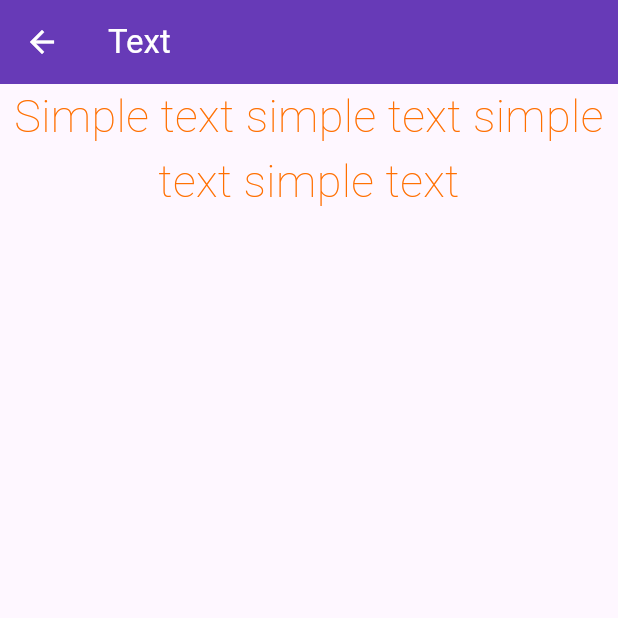
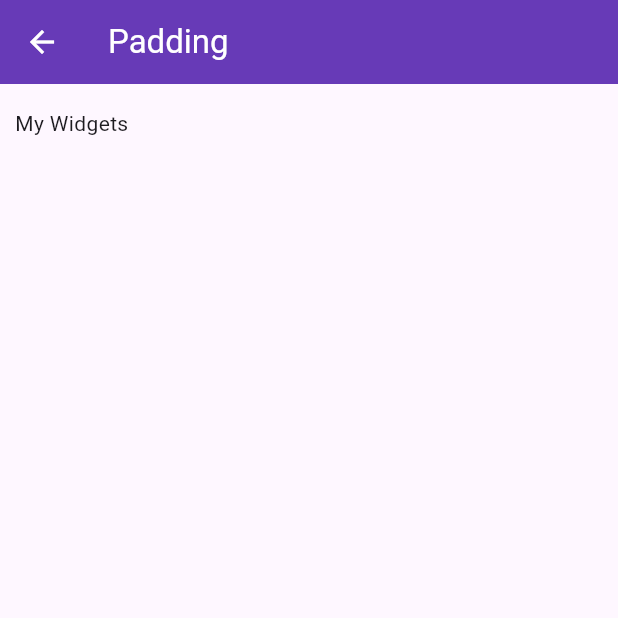
Before and after one commit to Morg-2025/flutter_components, a Flutter app: the screen it shows after launch, after a tap on "Padding Layout", on a phone screen of 412 x 824 dp, the top half of it. Run offline on Flutter 3.47's test engine with Material 3 defaults, Android fonts, the phone set to English and light mode, and no system bars.

Commit message:
4 changed

```diff
--- /dev/null
+++ b/lib/Screens/screen_padding.dart
@@ -0,0 +1,18 @@
+import 'package:flutter/material.dart';
+
+class ScreenPadding extends StatelessWidget {
+
+  @override
+  Widget build(BuildContext context) {
+    return Scaffold(
+      appBar: AppBar(
+      title:Text("Padding"),
+      ),
+      body: Padding(
+          padding:EdgeInsets.only(top:16.0, left:10),
+      child: Text("My Widgets"),
+    ),
+      );
+
+  }
+}
--- a/lib/main.dart
+++ b/lib/main.dart
@@ -1,7 +1,8 @@
 import 'package:flutter/material.dart';
 
+import 'Screens/screen_container.dart';
 import 'Screens/text_screen.dart';
-
+import 'Screens/screen_padding.dart';
 
 void main() {
   runApp(const MyApp());
@@ -51,6 +52,11 @@ class _MyHomePageState extends State<MyHomePage> {
             title: Text("container"),
             subtitle: Text("Introduction to flutter containers"),
             leading: Icon(Icons.account_circle),
+            onTap: () =>{
+              Navigator.push(context,
+                MaterialPageRoute(builder:(context) => ScreenContainer()),
+              ),
+            },
 
           ),
           ListTile(
@@ -69,10 +75,10 @@ class _MyHomePageState extends State<MyHomePage> {
             dense: true,
             title: Text("Padding Layout"),
             subtitle: Text("Introduction to flutter padding"),
-            leading: Icon(Icons.star),
+            leading: Icon(Icons.key),
             onTap: () => {
               Navigator.push(context,
-                MaterialPageRoute(builder: (context) => TextScreen()),
+                MaterialPageRoute(builder: (context) => ScreenPadding()),
               ),
             },
           ),
```
Also changed, not shown: lib/Screens/screen_container.dart (added, +31 -0 lines).
